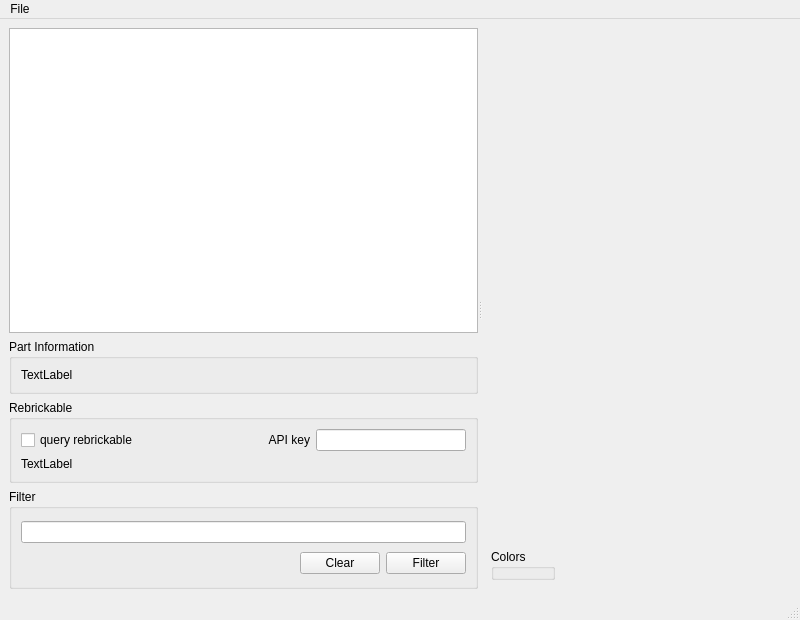
This is opensdraw/partviewer/partviewer.ui in HazenBabcock/opensdraw as Qt 5 draws it before an edit. The edited form follows.
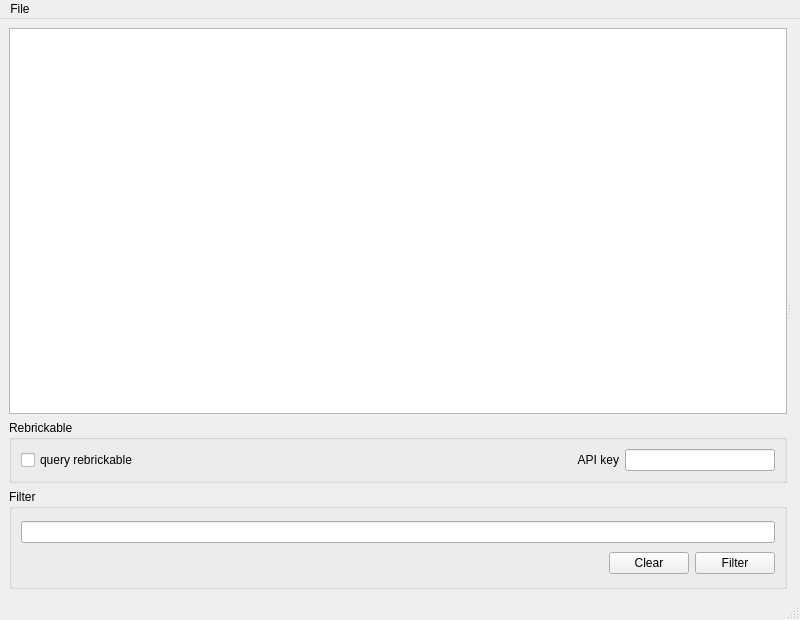
This is the edited form. Custom widgets are drawn as their Qt base class.

Commit message: Switch to tree view. Initial work on rendering images for the tree view.

The edit to the form file:
```diff
--- a/opensdraw/partviewer/partviewer.ui
+++ b/opensdraw/partviewer/partviewer.ui
@@ -23,7 +23,7 @@
       <widget class="QWidget" name="layoutWidget">
        <layout class="QVBoxLayout" name="verticalLayout_2">
         <item>
-         <widget class="QTableView" name="partsTableView">
+         <widget class="PartTreeView" name="partsTreeView">
           <property name="sizePolicy">
            <sizepolicy hsizetype="Preferred" vsizetype="Expanding">
             <horstretch>2</horstretch>
@@ -32,40 +32,6 @@
           </property>
          </widget>
         </item>
-        <item>
-         <widget class="QGroupBox" name="partGroupBox">
-          <property name="sizePolicy">
-           <sizepolicy hsizetype="Preferred" vsizetype="Maximum">
-            <horstretch>0</horstretch>
-            <verstretch>0</verstretch>
-           </sizepolicy>
-          </property>
-          <property name="title">
-           <string>Part Information</string>
-          </property>
-          <layout class="QGridLayout" name="gridLayout">
-           <item row="0" column="0">
-            <widget class="QLabel" name="partFileLabel">
-             <property name="sizePolicy">
-              <sizepolicy hsizetype="Preferred" vsizetype="MinimumExpanding">
-               <horstretch>0</horstretch>
-               <verstretch>0</verstretch>
-              </sizepolicy>
-             </property>
-             <property name="maximumSize">
-              <size>
-               <width>16777215</width>
-               <height>20</height>
-              </size>
-             </property>
-             <property name="text">
-              <string>TextLabel</string>
-             </property>
-            </widget>
-           </item>
-          </layout>
-         </widget>
-        </item>
         <item>
          <widget class="QGroupBox" name="rebrickableGroupBox">
           <property name="minimumSize">
@@ -115,16 +81,6 @@
              </item>
             </layout>
            </item>
-           <item>
-            <widget class="QLabel" name="rebrickLabel">
-             <property name="text">
-              <string>TextLabel</string>
-             </property>
-             <property name="wordWrap">
-              <bool>true</bool>
-             </property>
-            </widget>
-           </item>
           </layout>
          </widget>
         </item>
@@ -186,62 +142,7 @@
        </layout>
       </widget>
       <widget class="QWidget" name="layoutWidget">
-       <layout class="QVBoxLayout" name="verticalLayout_3">
-        <item>
-         <widget class="GLWidget" name="openGLWidget" native="true">
-          <property name="sizePolicy">
-           <sizepolicy hsizetype="Expanding" vsizetype="Expanding">
-            <horstretch>5</horstretch>
-            <verstretch>0</verstretch>
-           </sizepolicy>
-          </property>
-          <property name="minimumSize">
-           <size>
-            <width>200</width>
-            <height>200</height>
-           </size>
-          </property>
-         </widget>
-        </item>
-        <item>
-         <widget class="QWidget" name="colorWidget" native="true">
-          <property name="sizePolicy">
-           <sizepolicy hsizetype="Preferred" vsizetype="Preferred">
-            <horstretch>0</horstretch>
-            <verstretch>0</verstretch>
-           </sizepolicy>
-          </property>
-          <property name="minimumSize">
-           <size>
-            <width>0</width>
-            <height>0</height>
-           </size>
-          </property>
-          <layout class="QGridLayout" name="gridLayout_3">
-           <item row="0" column="0">
-            <widget class="QGroupBox" name="colorGroupBox">
-             <property name="title">
-              <string>Colors</string>
-             </property>
-            </widget>
-           </item>
-           <item row="0" column="1">
-            <spacer name="horizontalSpacer_3">
-             <property name="orientation">
-              <enum>Qt::Horizontal</enum>
-             </property>
-             <property name="sizeHint" stdset="0">
-              <size>
-               <width>40</width>
-               <height>20</height>
-              </size>
-             </property>
-            </spacer>
-           </item>
-          </layout>
-         </widget>
-        </item>
-       </layout>
+       <layout class="QVBoxLayout" name="verticalLayout_3"/>
       </widget>
      </widget>
     </item>
@@ -273,10 +174,9 @@
  </widget>
  <customwidgets>
   <customwidget>
-   <class>GLWidget</class>
-   <extends>QWidget</extends>
-   <header>glWidget</header>
-   <container>1</container>
+   <class>PartTreeView</class>
+   <extends>QTreeView</extends>
+   <header>parts</header>
   </customwidget>
  </customwidgets>
  <resources/>
```
The commit also changes 3 other files.
